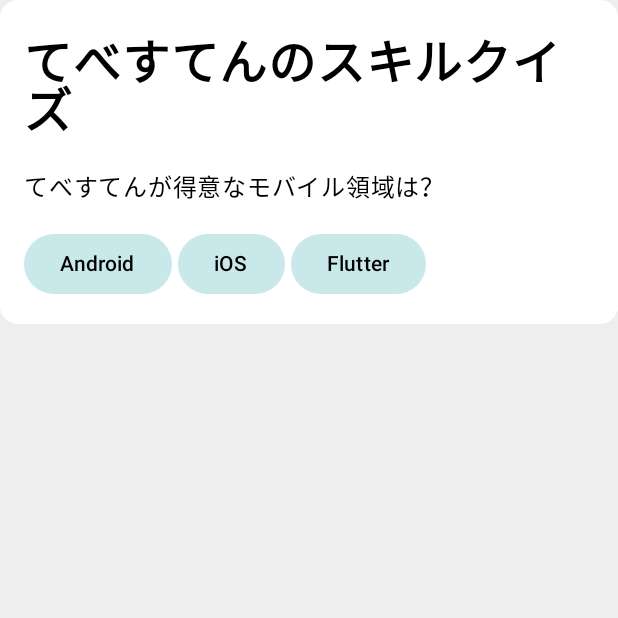
After one commit to TBSten/toryumon-hackathon-template, an Android app built with Jetpack Compose: the composable SkillQuizSection shown on its own in the app's theme, on a phone screen of 412 x 824 dp, the top half of it. The commit adds this screen. Run offline under Robolectric (Android 15) with nearby library versions, the phone set to English and light mode, and no system bars.

Commit message:
クイズ画面を追加

```diff
--- /dev/null
+++ b/app/src/main/java/me/tbsten/toryumon/hackathon/template/quiz/SkillQuizSection.kt
@@ -0,0 +1,88 @@
+package me.tbsten.toryumon.hackathon.template.quiz
+
+import androidx.compose.foundation.layout.Arrangement
+import androidx.compose.foundation.layout.Column
+import androidx.compose.foundation.layout.ExperimentalLayoutApi
+import androidx.compose.foundation.layout.FlowRow
+import androidx.compose.foundation.layout.fillMaxWidth
+import androidx.compose.foundation.layout.padding
+import androidx.compose.material3.Button
+import androidx.compose.material3.Text
+import androidx.compose.runtime.Composable
+import androidx.compose.runtime.getValue
+import androidx.compose.runtime.mutableStateOf
+import androidx.compose.runtime.remember
+import androidx.compose.runtime.setValue
+import androidx.compose.ui.Modifier
+import androidx.compose.ui.text.font.FontWeight
+import androidx.compose.ui.tooling.preview.Preview
+import androidx.compose.ui.unit.dp
+import androidx.compose.ui.unit.sp
+import me.tbsten.toryumon.hackathon.template.components.SelfIntroductionCard
+import me.tbsten.toryumon.hackathon.template.ui.theme.SelfIntroduceAppTheme
+
+@OptIn(ExperimentalLayoutApi::class)
+@Composable
+fun SkillQuizSection(modifier: Modifier = Modifier) {
+    var isCorrectAnswer by remember { mutableStateOf<Boolean?>(null) }
+
+    SelfIntroductionCard(modifier = modifier.fillMaxWidth()) {
+        Column(
+            modifier = Modifier.padding(16.dp),
+            verticalArrangement = Arrangement.spacedBy(16.dp),
+        ) {
+            Text(
+                text = "てべすてんのスキルクイズ",
+                fontSize = 32.sp,
+                lineHeight = 32.sp,
+                fontWeight = FontWeight.Bold,
+            )
+            Text("てべすてんが得意なモバイル領域は？")
+
+            if (isCorrectAnswer == null) {
+                // 解答中の場合
+                FlowRow(
+                    horizontalArrangement = Arrangement.spacedBy(4.dp),
+                    verticalArrangement = Arrangement.spacedBy(4.dp),
+                ) {
+                    Button(onClick = { isCorrectAnswer = true }) {
+                        Text("Android")
+                    }
+                    Button(onClick = { isCorrectAnswer = false }) {
+                        Text("iOS")
+                    }
+                    Button(onClick = { isCorrectAnswer = false }) {
+                        Text("Flutter")
+                    }
+                }
+            } else if (isCorrectAnswer == true) {
+                // 正解の場合
+                Text(
+                    text = "正解！",
+                    fontSize = 24.sp,
+                    fontWeight = FontWeight.Bold,
+                )
+            } else {
+                // 不正解の場合
+                Text(
+                    text = "不正解...",
+                    fontSize = 24.sp,
+                    fontWeight = FontWeight.Bold,
+                )
+                Text(
+                    text = "正解はAndroidでした",
+                    fontSize = 24.sp,
+                    fontWeight = FontWeight.Bold,
+                )
+            }
+        }
+    }
+}
+
+@Preview
+@Composable
+private fun SkillQuizSectionPreview() {
+    SelfIntroduceAppTheme {
+        SkillQuizSection()
+    }
+}
```
Also changed, not shown: app/src/main/java/me/tbsten/toryumon/hackathon/template/quiz/QuizScreen.kt (+29 -1 lines).
